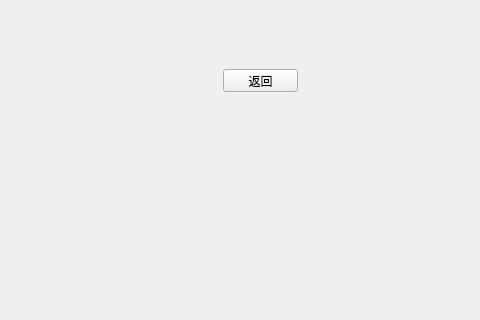
This is ui/mainwindow.ui in 270676504/PokemonBattle as Qt 5 draws it before an edit; both pictures show x 397 to 877 and y 151 to 471 of the 970 by 758 pixel window. The edited form follows.
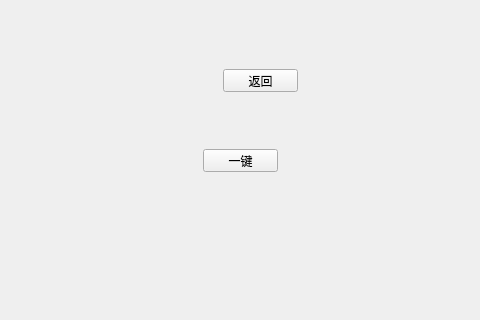
This is the edited form. The open tabs and pages were chosen to show the change. Icons and pictures are not drawn.

Diff of the .ui file:
```diff
--- a/ui/mainwindow.ui
+++ b/ui/mainwindow.ui
@@ -167,6 +167,19 @@
          <string>返回</string>
         </property>
        </widget>
+       <widget class="QPushButton" name="pushButton_2">
+        <property name="geometry">
+         <rect>
+          <x>600</x>
+          <y>300</y>
+          <width>75</width>
+          <height>23</height>
+         </rect>
+        </property>
+        <property name="text">
+         <string>一键</string>
+        </property>
+       </widget>
       </widget>
       <widget class="QWidget" name="page_add_skil">
        <widget class="QPushButton" name="btnAddSkill">
```
Left out of the diff: 2 changed lines with no effect on the pictures.
